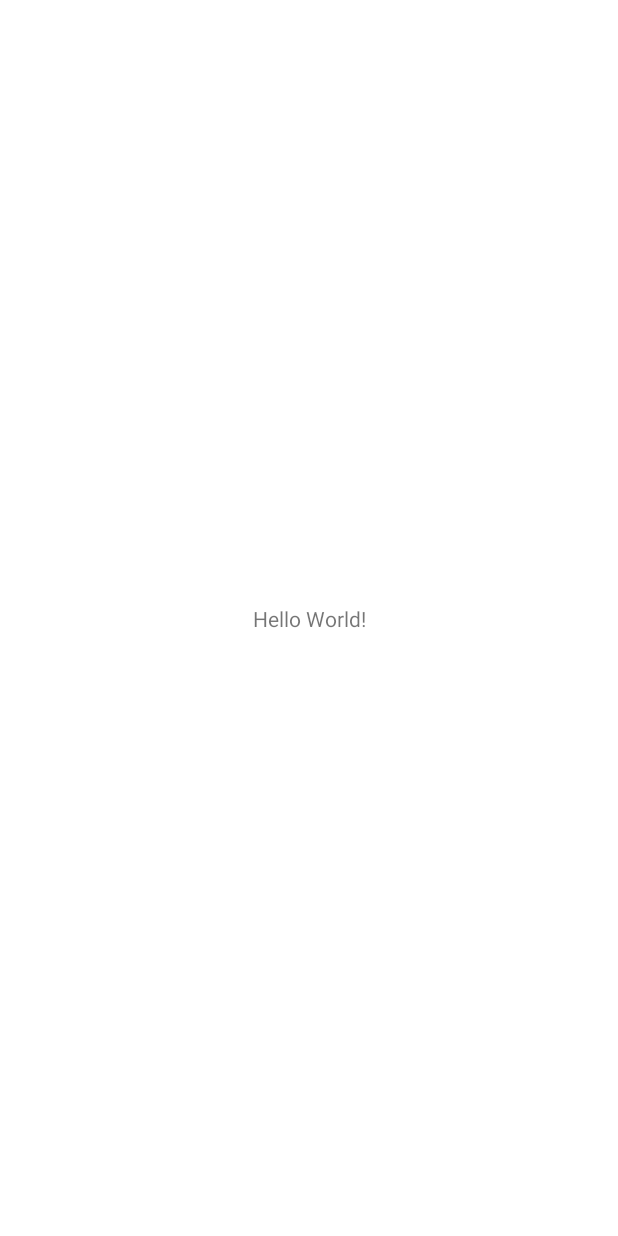
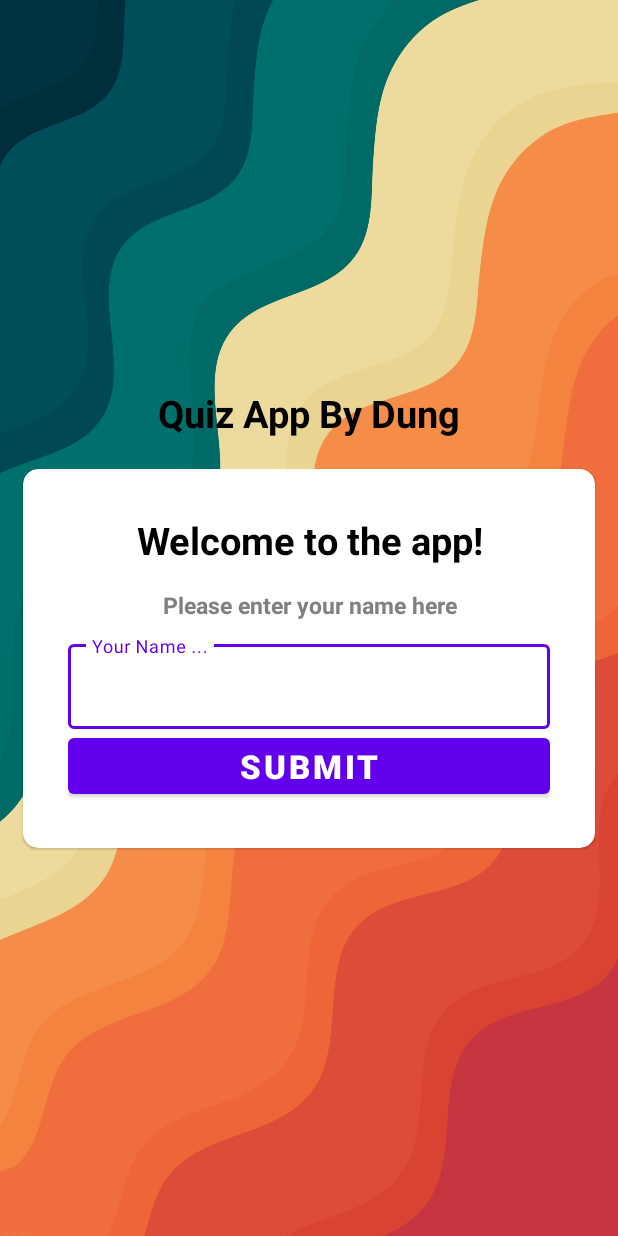
Before and after one commit to DungHP/Quiz_App, an Android app: the screen it shows after launch (MainActivity), on a phone screen of 412 x 824 dp. Before the commit the screen is almost empty. Run offline under Robolectric (Android 15) with nearby library versions, the phone set to English and light mode, and no system bars.

Commit message:
Setting up the front-end of the Entrance Page

```diff
--- a/app/src/main/res/layout/activity_main.xml
+++ b/app/src/main/res/layout/activity_main.xml
@@ -1,18 +1,82 @@
 <?xml version="1.0" encoding="utf-8"?>
-<androidx.constraintlayout.widget.ConstraintLayout xmlns:android="http://schemas.android.com/apk/res/android"
+<LinearLayout xmlns:android="http://schemas.android.com/apk/res/android"
+    xmlns:tools="http://schemas.android.com/tools"
     xmlns:app="http://schemas.android.com/apk/res-auto"
-    xmlns:tools="http://schemas.android.com/tools"
+    android:background="@drawable/app_bg"
     android:layout_width="match_parent"
     android:layout_height="match_parent"
+    android:gravity="center"
+    android:orientation="vertical"
     tools:context=".MainActivity">
 
     <TextView
-        android:layout_width="wrap_content"
+        android:layout_width="match_parent"
         android:layout_height="wrap_content"
-        android:text="Hello World!"
-        app:layout_constraintBottom_toBottomOf="parent"
-        app:layout_constraintEnd_toEndOf="parent"
-        app:layout_constraintStart_toStartOf="parent"
-        app:layout_constraintTop_toTopOf="parent" />
+        android:text="Quiz App By Dung"
+        android:layout_marginBottom="20dp"
+        android:textSize="25sp"
+        android:textStyle="bold"
+        android:textColor="@color/black"
+        android:gravity="center"
+         />
 
-</androidx.constraintlayout.widget.ConstraintLayout>
+    <com.google.android.material.card.MaterialCardView
+        android:layout_width="match_parent"
+        android:layout_height="wrap_content"
+        android:layout_marginStart="15dp"
+        android:layout_marginEnd="15dp"
+        app:cardCornerRadius="10dp"
+        >
+
+        <LinearLayout
+            android:layout_width="match_parent"
+            android:layout_height="wrap_content"
+            android:layout_margin="30dp"
+            android:orientation="vertical">
+
+            <TextView
+                android:layout_width="match_parent"
+                android:layout_height="wrap_content"
+                android:text="Welcome to the app!"
+                android:textColor="@color/black"
+                android:gravity="center"
+                android:textSize="25sp"
+                android:textStyle="bold" />
+
+            <TextView
+                android:layout_width="match_parent"
+                android:layout_height="wrap_content"
+                android:text="Please enter your name here"
+                android:textColor="@color/gray"
+                android:gravity="center"
+                android:textSize="15sp"
+                android:layout_marginTop="15dp"
+                android:textStyle="bold" />
+            <com.google.android.material.textfield.TextInputLayout
+                android:layout_width="match_parent"
+                android:layout_height="wrap_content"
+                android:layout_marginTop="10dp"
+                style="@style/Widget.MaterialComponents.TextInputLayout.OutlinedBox"
+                >
+                <androidx.appcompat.widget.AppCompatEditText
+                    android:layout_width="match_parent"
+                    android:layout_height="wrap_content"
+                    android:inputType="textCapWords"
+                    android:hint="Your Name ..."
+                />
+
+            </com.google.android.material.textfield.TextInputLayout>
+            <Button
+                android:layout_width="match_parent"
+                android:layout_height="wrap_content"
+                android:text="Submit"
+                android:textSize="22sp"
+                android:textStyle="bold"
+                />
+
+        </LinearLayout>
+
+
+    </com.google.android.material.card.MaterialCardView>
+
+</LinearLayout>
--- a/app/src/main/res/values/colors.xml
+++ b/app/src/main/res/values/colors.xml
@@ -7,4 +7,6 @@
     <color name="teal_700">#FF018786</color>
     <color name="black">#FF000000</color>
     <color name="white">#FFFFFFFF</color>
+    <color name="blue">#0000FF</color>
+    <color name="gray">#808080</color>
 </resources>
--- a/app/src/main/res/values/themes.xml
+++ b/app/src/main/res/values/themes.xml
@@ -1,4 +1,4 @@
-<resources xmlns:tools="http://schemas.android.com/tools">
+<resources >
     <!-- Base application theme. -->
     <style name="Theme.Quiz_App" parent="Theme.MaterialComponents.DayNight.NoActionBar">
         <!-- Primary brand color. -->
@@ -10,7 +10,8 @@
         <item name="colorSecondaryVariant">@color/teal_700</item>
         <item name="colorOnSecondary">@color/black</item>
         <!-- Status bar color. -->
-        <item name="android:statusBarColor" tools:targetApi="l">?attr/colorPrimaryVariant</item>
+        <item name="android:statusBarColor" >?attr/colorPrimaryVariant</item>
         <!-- Customize your theme here. -->
+        <item name="android:windowFullscreen">true</item>
     </style>
 </resources>
```
Also changed, not shown: app/src/main/res/drawable/app_bg.jpg (added).
